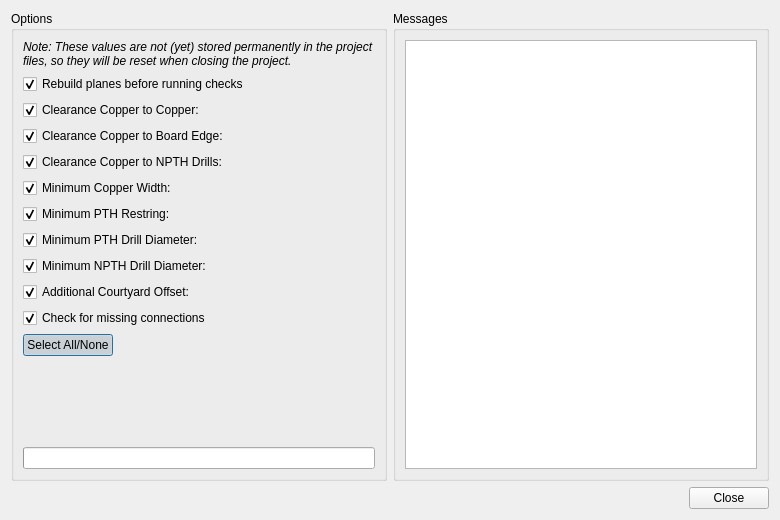
Above: libs/librepcb/editor/project/boardeditor/boarddesignrulecheckdialog.ui from LibrePCB/LibrePCB before the change. Below: the same form after it.
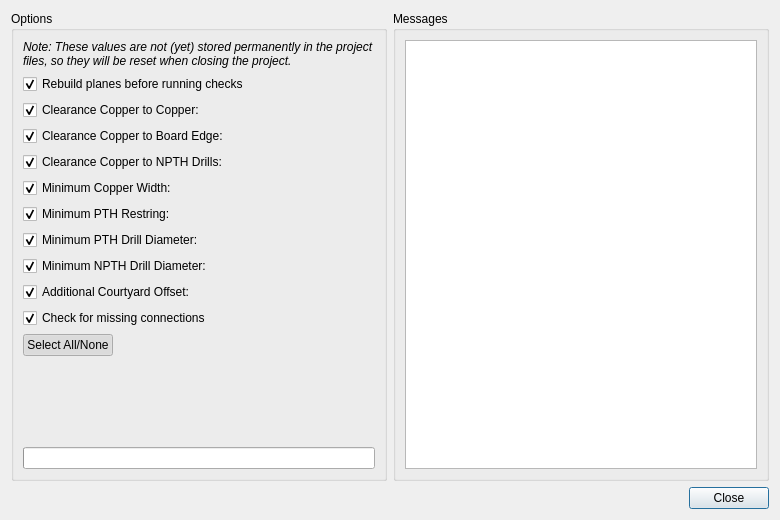
That is the form after the change. Custom widgets are drawn as their Qt base class.

```diff
--- a/libs/librepcb/editor/project/boardeditor/boarddesignrulecheckdialog.ui
+++ b/libs/librepcb/editor/project/boardeditor/boarddesignrulecheckdialog.ui
@@ -22,6 +22,12 @@
         <string>Options</string>
        </property>
        <layout class="QFormLayout" name="formLayout">
+        <property name="fieldGrowthPolicy">
+         <enum>QFormLayout::AllNonFixedFieldsGrow</enum>
+        </property>
+        <property name="labelAlignment">
+         <set>Qt::AlignLeading|Qt::AlignLeft|Qt::AlignVCenter</set>
+        </property>
         <item row="0" column="0" colspan="2">
          <widget class="QLabel" name="label_7">
           <property name="font">
@@ -201,6 +207,9 @@
           <property name="checked">
            <bool>true</bool>
           </property>
+          <property name="autoDefault">
+           <bool>false</bool>
+          </property>
          </widget>
         </item>
        </layout>
```
Left out of the diff: 35 changed lines with no effect on the pictures.
